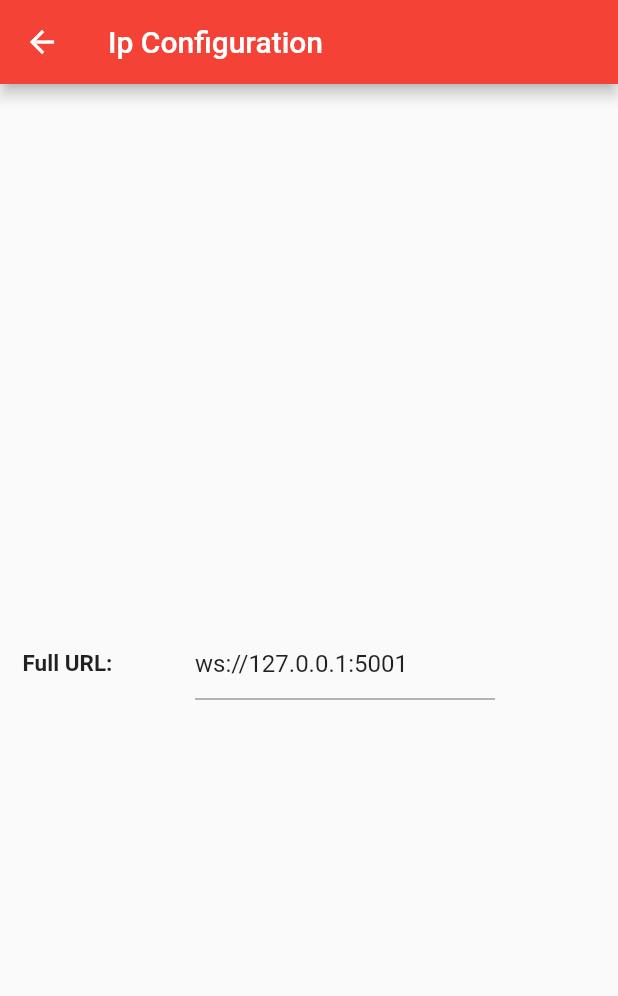
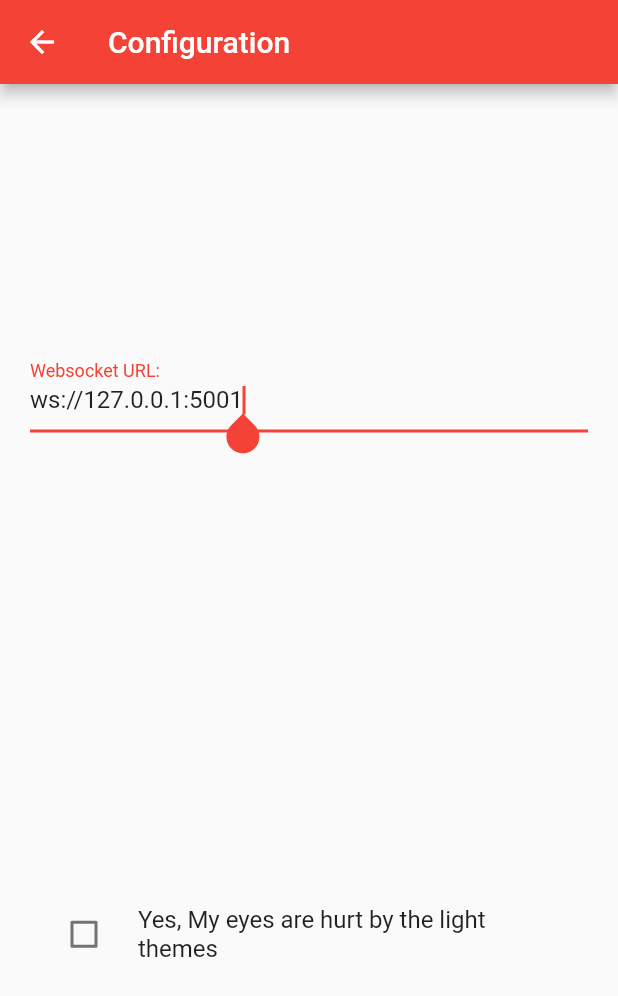
Before and after one commit to Rototype/ECPFlutterTestTool, a Flutter app: the screen it shows after launch, after a tap on the "settings" icon, on a phone screen of 412 x 824 dp. Shown: the top 996 px of the screen. Run offline on Flutter 3.47's test engine with Material 2 defaults, Android fonts, the phone set to English and light mode, and no system bars; our stand-ins replace image_picker, shared_preferences; missing offline and left inert: image_picker_web; network calls fail.

Commit message:
permanent websocket url + darktheme

```diff
--- a/lib/image.dart
+++ b/lib/image.dart
@@ -44,6 +44,7 @@ class _ImagePickerPageState extends State<ImagePickerPage> {
           title: Text('Imagine Processing '),
         ),
         floatingActionButton: FloatingActionButton(
+          tooltip: 'Open image',
           child: Icon(Icons.open_in_browser),
           onPressed: () async {
             if (wSocket.isWeb()) {
--- a/lib/login_page.dart
+++ b/lib/login_page.dart
@@ -66,6 +66,7 @@ class _LoginPageState extends State<LoginPage> {
       ),
       floatingActionButton: FloatingActionButton(
         child: Icon(Icons.settings),
+        tooltip: 'Settings',
         onPressed: () {
           ipConfig = true;
           Navigator.pushNamed(context, '/IpConfig');
@@ -76,41 +77,46 @@ class _LoginPageState extends State<LoginPage> {
 }
 
 class IpConfig extends StatelessWidget {
+  final TextEditingController _urlcontroller = TextEditingController();
+
   @override
   Widget build(BuildContext context) {
-    return Consumer(builder: (__, WebSocketClass user, _) {
-      if (user.ipurl.text == "") {
-        user.ipurl.text = "ws://127.0.0.1:5001";
-      }
-      return Scaffold(
+    return Scaffold(
         appBar: AppBar(
-          title: Text('Ip Configuration'),
+          title: Text('Configuration'),
         ),
-        body: Center(
-          child: Row(
-            children: <Widget>[
-              Padding(
-                padding: const EdgeInsets.fromLTRB(15, 5, 0, 0),
-                child: Container(
-                  width: 100,
-                  child: Text(
-                    'Full URL: ',
-                    style: TextStyle(fontSize: 15, fontWeight: FontWeight.bold),
-                  ),
-                ),
-              ),
-              Padding(
-                  padding: EdgeInsets.fromLTRB(15, 5, 0, 0),
-                  child: Container(
-                    width: 200,
-                    child: TextField(
-                      controller: user.ipurl,
-                    ),
-                  ))
-            ],
-          ),
-        ),
-      );
-    });
+        body: Padding(
+            padding: const EdgeInsets.all(20.0),
+            child: Column(
+                  mainAxisAlignment: MainAxisAlignment.spaceAround,
+                  crossAxisAlignment: CrossAxisAlignment.center,
+                      children: <Widget>[
+                  Consumer(builder: (__, WebSocketClass user, _) {
+                    _urlcontroller.text = user.ws_url;
+                    return FocusScope(
+                        onFocusChange: (hasFocus) {
+                          if (!hasFocus)
+                            user.ws_url = _urlcontroller.text; // validate if we leave the page
+                        },
+                        child: TextFormField(
+                          autofocus: true,
+                          controller: _urlcontroller,
+                          decoration: InputDecoration(
+                            labelText: 'Websocket URL:',
+                            hintText: 'ws://127.0.0.1:5001',
+                          ),
+                          onEditingComplete: () =>
+                              user.ws_url = _urlcontroller.text,
+                        ));
+                  }),
+                  Consumer(builder: (__, ThemeChangerClass user, _) {
+                    return CheckboxListTile(
+                      title: Text("Yes, My eyes are hurt by the light themes"),
+                      value: user.isDarkMode,
+                      controlAffinity: ListTileControlAffinity.leading,
+                      onChanged: (checked) => user.isDarkMode = checked,
+                    );
+                  }),
+                ])));
   }
 }
--- a/lib/main.dart
+++ b/lib/main.dart
@@ -1,4 +1,5 @@
 import 'package:flutter/material.dart';
+import 'package:shared_preferences/shared_preferences.dart';
 import 'settings.dart';
 import 'package:provider/provider.dart';
 
@@ -12,18 +13,36 @@ import 'solenoid.dart';
 import 'stepper_motor.dart';
 import 'ws_manage.dart';
 
-void main() => runApp(
-    ChangeNotifierProvider(create: (_) => WebSocketClass(), child: MyApp()));
-TextEditingController controller = TextEditingController();
+void main() async {
+  WidgetsFlutterBinding
+      .ensureInitialized(); // this line is needed to use async/await in main()
 
-List<Color> color = [Colors.lightBlue[200]];
+  final prefs = await SharedPreferences.getInstance();
+
+  runApp(
+    MultiProvider(
+      providers: [
+        ChangeNotifierProvider(  create: (_) => WebSocketClass(prefs)),
+        ChangeNotifierProvider(  create: (_) => ThemeChangerClass(prefs)),
+      ],
+      child: MyApp()
+    )
+  );
+}
 
 class MyApp extends StatelessWidget {
   @override
   Widget build(BuildContext context) {
+      return Builder(builder: (BuildContext context) {
+        final themeChanger = Provider.of<ThemeChangerClass>(context);
         return MaterialApp(
+          themeMode: themeChanger.themeMode,
           theme: ThemeData(
+            brightness: Brightness.light,
             primarySwatch: Colors.red,
+          ),
+          darkTheme: ThemeData(
+            brightness: Brightness.dark,
           ),
           home: HomePage(),
           routes: {
@@ -46,6 +65,7 @@ class MyApp extends StatelessWidget {
             '/IpConfig': (_) => IpConfig(),
           },
         );
+      });
   }
 }
 
@@ -158,11 +178,11 @@ class UserInfoPage extends StatelessWidget {
     ];
     return Scaffold(
       appBar: AppBar(
-        title: Text('Main'),
+        title: Text('Main menu'),
         actions: <Widget>[
           IconButton(
-            icon: Icon(Icons.arrow_back),
-            tooltip: 'go Back',
+            icon: Icon(Icons.close),
+            tooltip: 'Disconnect',
             onPressed: () {
               user.disconnect();
             },
@@ -173,10 +193,11 @@ class UserInfoPage extends StatelessWidget {
           child: ListView(
               padding: EdgeInsets.fromLTRB(80, 100, 80, 50), children: func)),
       floatingActionButton: FloatingActionButton(
+        tooltip: 'Board Options',
         onPressed: () {
           Navigator.pushNamed(context, '/Settings');
         },
-        child: Icon(Icons.settings),
+        child: Icon(Icons.build),
       ),
     );
   }
--- a/lib/ws_manage.dart
+++ b/lib/ws_manage.dart
@@ -5,6 +5,7 @@ import 'dart:typed_data';
 
 import 'package:flutter/material.dart';
 import 'package:flutter/widgets.dart';
+import 'package:shared_preferences/shared_preferences.dart';
 import 'package:web_socket_channel/web_socket_channel.dart';
 
 import 'websocket.dart';
@@ -64,13 +65,39 @@ class OutputClass {
   }
 }
 
+class ThemeChangerClass with ChangeNotifier {
+  SharedPreferences _prefs;
+
+  ThemeChangerClass(SharedPreferences _p) {
+    _prefs = _p;
+  }
+
+  get themeMode => isDarkMode ? ThemeMode.dark : ThemeMode.light;
+
+  bool get isDarkMode => _prefs.getBool('isDarkMode') ?? false;
+  set isDarkMode(bool _dark) {
+    _prefs.setBool('isDarkMode', _dark);
+    notifyListeners();
+  }
+}
+
 class WebSocketClass with ChangeNotifier {
+  SharedPreferences _prefs;
+
+  WebSocketClass(SharedPreferences _p) {
+    _prefs = _p;
+  }
+
+  String get ws_url =>
+      _prefs.getString('ws_url') ??
+      'ws://127.0.0.1:5001'; // loopback as default
+  set ws_url(String _url) {
+    _prefs.setString('ws_url', _url);
+    notifyListeners();
+  }
+
   WebSocketChannel _channel;
   SocketFinder wSocket;
-
-  //String _url = "ws://127.0.0.1:5001";
-  //String _url = "ws://192.168.1.101:5001";
-  //String _url = "ws://192.168.1.37:8080";
 
   Status status = Status.Unauthenticated;
 
@@ -93,10 +120,6 @@ class WebSocketClass with ChangeNotifier {
   BigInt result = BigInt.from(0);
   int analogInput = 0;
 
-  String url;
-
-  TextEditingController ipurl = new TextEditingController();
-
   List<List<TextButton>> photocellButtons = <List<TextButton>>[];
   List<InputClass> inputButtons = <InputClass>[];
   List<DcMotorClass> dcMotorButtons = <DcMotorClass>[];
@@ -104,12 +127,10 @@ class WebSocketClass with ChangeNotifier {
   List<SolenoidClass> solenoidButtons = <SolenoidClass>[];
   List<OutputClass> outputButtons = <OutputClass>[];
 
-  WebSocketClass();
-
   Future<bool> wsconnect() async {
     try {
       wSocket = new SocketFinder();
-      _channel = wSocket.getSocketValue(ipurl.text);
+      _channel = wSocket.getSocketValue(ws_url);
 
       if (_channel == null) {
         timerPeriod.cancel();
@@ -128,11 +149,9 @@ class WebSocketClass with ChangeNotifier {
             timerTimeout = Timer(Duration(seconds: 60), () {
               disconnect();
             });
-          } catch (e) {
-            print(e);
-          }
 
             String message2 = message;
+
 
             //
             // Controlli eseguiti tramite la logica dei comandi del WebServer di Prova
@@ -169,6 +188,9 @@ class WebSocketClass with ChangeNotifier {
               image = base64.decode(split[0]);
             } else {
               print("listened: " + message);
+            }
+          } catch (e) {
+            print(e);
           }
 
           notifyListeners();
--- a/pubspec.yaml
+++ b/pubspec.yaml
@@ -33,6 +33,8 @@ dependencies:
   version: ^2.0.0
   universal_html: ^2.0.8
   provider: ^5.0.0
+
+  shared_preferences: ^2.0.6
 
 
   image_picker: 0.6.2+3
```
Also changed, not shown: lib/solenoid.dart (+2 -6 lines), lib/stepper_motor.dart (+0 -12 lines), pubspec.lock. Lines whose indentation alone changed are shown as unchanged.
